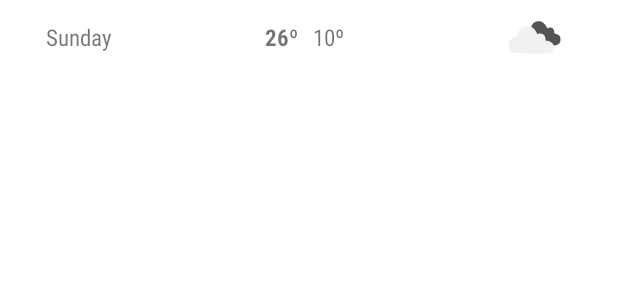
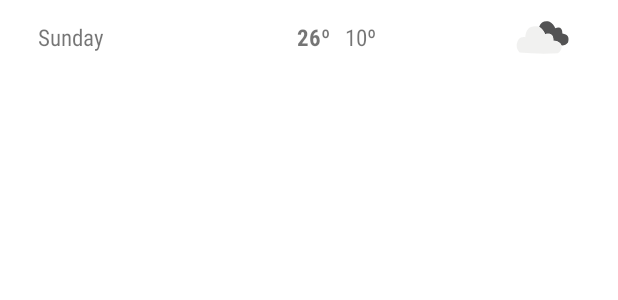
Before and after one commit to MahtaFetrat/WeatherForecast, an Android app: the layout daily_weather_list_item.xml on its own in the app's theme, with its tools: preview values and no code run, on a phone screen of 412 x 824 dp. Shown: the top 300 px of the screen. Run offline under Robolectric (Android 15) with nearby library versions, the phone set to English and light mode, and no system bars.

Commit message:
refine ui

```diff
--- a/app/src/main/res/layout/activity_daily_weather_detail.xml
+++ b/app/src/main/res/layout/activity_daily_weather_detail.xml
@@ -38,7 +38,8 @@
                 <LinearLayout
                     android:layout_width="wrap_content"
                     android:layout_height="wrap_content"
-                    android:layout_marginBottom="5dp" >
+                    android:layout_marginBottom="5dp"
+                    android:paddingLeft="5dp">
 
                     <ImageView
                         android:layout_width="wrap_content"
@@ -75,7 +76,8 @@
                     android:layout_weight="1"
                     android:fontFamily="cursive"
                     android:text="Partially sunny"
-                    android:textSize="20sp" />
+                    android:textSize="20sp"
+                    android:paddingLeft="10dp" />
             </LinearLayout>
 
             <ImageView
--- a/app/src/main/res/layout/current_weather_card.xml
+++ b/app/src/main/res/layout/current_weather_card.xml
@@ -67,10 +67,12 @@
         android:layout_marginHorizontal="10dp"
         app:strokeWidth="1dp"
         app:cardElevation="5dp"
-        android:layout_marginVertical="40dp" >
+        android:layout_marginVertical="40dp">
+
         <LinearLayout
             android:layout_width="match_parent"
-            android:layout_height="wrap_content" >
+            android:layout_height="wrap_content"
+            android:paddingVertical="10dp">
         <LinearLayout
             android:layout_width="wrap_content"
             android:layout_height="wrap_content"
--- a/app/src/main/res/layout/daily_weather_list_item.xml
+++ b/app/src/main/res/layout/daily_weather_list_item.xml
@@ -1,24 +1,26 @@
 <?xml version="1.0" encoding="utf-8"?>
-<LinearLayout xmlns:android="http://schemas.android.com/apk/res/android"
+<GridLayout xmlns:android="http://schemas.android.com/apk/res/android"
     android:layout_width="match_parent"
     android:layout_height="wrap_content"
-    android:orientation="horizontal"
-    android:layout_marginHorizontal="15dp"
-    android:paddingHorizontal="15dp"
-    android:gravity="center">
+    android:paddingHorizontal="25dp"
+    android:columnCount="3"
+    android:rowCount="1">
 
     <TextView
         android:id="@+id/daily_weather_weekday"
-        android:layout_width="wrap_content"
+        android:layout_width="0dp"
         android:layout_height="wrap_content"
-        android:layout_weight="1"
+        android:layout_columnWeight="1"
         android:text="Sunday"
         android:fontFamily="sans-serif-condensed"
-        android:textSize="15dp"/>
+        android:textSize="15sp"
+        android:layout_gravity="center_vertical" />
+
     <LinearLayout
         android:layout_width="wrap_content"
         android:layout_height="wrap_content"
-        android:layout_weight="1">
+        android:layout_columnWeight="1"
+        android:layout_gravity="center" >
         <TextView
             android:id="@+id/daily_weather_max_temp"
             android:layout_width="wrap_content"
@@ -27,22 +29,24 @@
             android:layout_marginRight="10dp"
             android:textStyle="bold"
             android:fontFamily="sans-serif-condensed"
-            android:textSize="15dp"/>
+            android:textSize="15sp"/>
         <TextView
             android:id="@+id/daily_weather_min_temp"
             android:layout_width="wrap_content"
             android:layout_height="wrap_content"
             android:text="10º"
             android:fontFamily="sans-serif-condensed"
-            android:textSize="15dp" />
+            android:textSize="15sp" />
     </LinearLayout>
+
     <ImageView
         android:id="@+id/daily_weather_icon"
         android:layout_width="wrap_content"
         android:layout_height="wrap_content"
         android:maxHeight="50dp"
-        android:maxWidth="50dp"
         android:src="@drawable/ic__04d_2x"
-        android:scaleType="centerCrop"
-        android:adjustViewBounds="true"/>
-</LinearLayout>
+        android:scaleType="fitCenter"
+        android:adjustViewBounds="true"
+        android:layout_columnWeight="1"
+        android:layout_gravity="right"/>
+</GridLayout>
```
